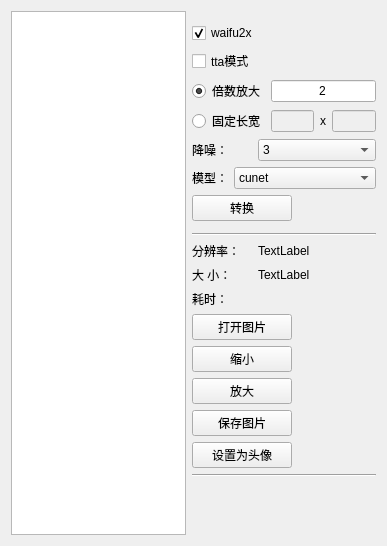
This is ui/img.ui in tonquer/picacg-qt as Qt 5 draws it before an edit. The edited form follows.
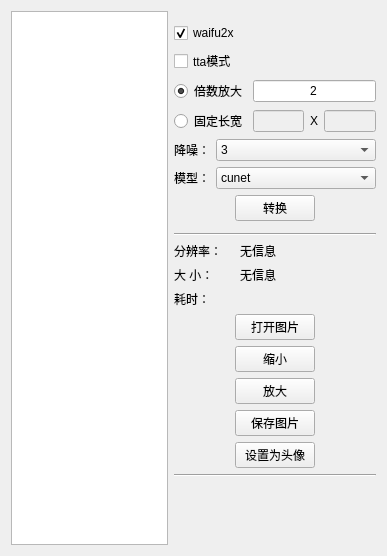
This is the edited form.

```diff
--- a/ui/img.ui
+++ b/ui/img.ui
@@ -7,7 +7,7 @@
     <x>0</x>
     <y>0</y>
     <width>387</width>
-    <height>546</height>
+    <height>556</height>
    </rect>
   </property>
   <property name="windowTitle">
@@ -55,7 +55,7 @@
         <widget class="QCheckBox" name="ttaModel">
          <property name="maximumSize">
           <size>
-           <width>70</width>
+           <width>100</width>
            <height>16777215</height>
           </size>
          </property>
@@ -73,7 +73,7 @@
           <widget class="QRadioButton" name="scaleRadio">
            <property name="maximumSize">
             <size>
-             <width>80</width>
+             <width>100</width>
              <height>16777215</height>
             </size>
            </property>
@@ -112,7 +112,7 @@
           <widget class="QRadioButton" name="heighRadio">
            <property name="maximumSize">
             <size>
-             <width>80</width>
+             <width>100</width>
              <height>16777215</height>
             </size>
            </property>
@@ -149,7 +149,7 @@
             </size>
            </property>
            <property name="text">
-            <string>x</string>
+            <string>X</string>
            </property>
           </widget>
          </item>
@@ -188,6 +188,12 @@
          </item>
          <item>
           <widget class="QComboBox" name="noiseCombox">
+           <property name="minimumSize">
+            <size>
+             <width>160</width>
+             <height>0</height>
+            </size>
+           </property>
            <property name="maximumSize">
             <size>
              <width>160</width>
@@ -240,6 +246,12 @@
          </item>
          <item>
           <widget class="QComboBox" name="comboBox">
+           <property name="minimumSize">
+            <size>
+             <width>160</width>
+             <height>0</height>
+            </size>
+           </property>
            <property name="maximumSize">
             <size>
              <width>160</width>
@@ -268,7 +280,7 @@
        <item>
         <layout class="QHBoxLayout" name="horizontalLayout_7"/>
        </item>
-       <item>
+       <item alignment="Qt::AlignHCenter">
         <widget class="QPushButton" name="changeButton">
          <property name="maximumSize">
           <size>
@@ -323,7 +335,7 @@
             </size>
            </property>
            <property name="text">
-            <string>TextLabel</string>
+            <string>无信息</string>
            </property>
           </widget>
          </item>
@@ -353,7 +365,7 @@
             </size>
            </property>
            <property name="text">
-            <string>TextLabel</string>
+            <string>无信息</string>
            </property>
           </widget>
          </item>
@@ -389,7 +401,7 @@
          </item>
         </layout>
        </item>
-       <item>
+       <item alignment="Qt::AlignHCenter">
         <widget class="QPushButton" name="oepnButton">
          <property name="maximumSize">
           <size>
@@ -405,7 +417,7 @@
        <item>
         <layout class="QHBoxLayout" name="horizontalLayout_2"/>
        </item>
-       <item>
+       <item alignment="Qt::AlignHCenter">
         <widget class="QPushButton" name="pushButton_3">
          <property name="maximumSize">
           <size>
@@ -418,7 +430,7 @@
          </property>
         </widget>
        </item>
-       <item>
+       <item alignment="Qt::AlignHCenter">
         <widget class="QPushButton" name="pushButton">
          <property name="maximumSize">
           <size>
@@ -431,7 +443,7 @@
          </property>
         </widget>
        </item>
-       <item>
+       <item alignment="Qt::AlignHCenter">
         <widget class="QPushButton" name="saveButton">
          <property name="maximumSize">
           <size>
@@ -444,7 +456,7 @@
          </property>
         </widget>
        </item>
-       <item>
+       <item alignment="Qt::AlignHCenter">
         <widget class="QPushButton" name="headButton">
          <property name="maximumSize">
           <size>
```
Left out of the diff: 64 changed lines with no effect on the pictures.
